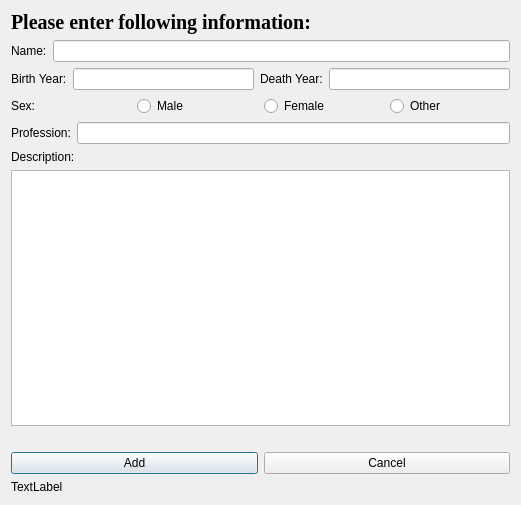
HKH515/VLN56, file add_persons.ui: the form before one commit.
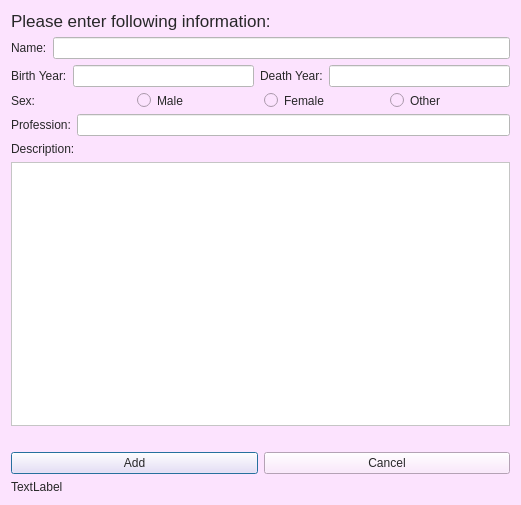
The form after the commit. Icons and pictures are not drawn.

Diff of the .ui file:
```diff
--- a/add_persons.ui
+++ b/add_persons.ui
@@ -17,17 +17,25 @@
    <iconset resource="resources.qrc">
     <normaloff>:/icons/images/add_user.png</normaloff>:/icons/images/add_user.png</iconset>
   </property>
+  <property name="styleSheet">
+   <string notr="true">background-color: #FCE3FE;
+color: #272728;</string>
+  </property>
   <layout class="QVBoxLayout" name="verticalLayout">
    <item>
     <widget class="QLabel" name="add_scientist">
      <property name="font">
       <font>
-       <family>Georgia</family>
-       <pointsize>15</pointsize>
-       <weight>75</weight>
-       <bold>true</bold>
+       <family>Lucida Grande</family>
+       <pointsize>13</pointsize>
+       <weight>50</weight>
+       <italic>false</italic>
+       <bold>false</bold>
       </font>
      </property>
+     <property name="styleSheet">
+      <string notr="true">font: 13pt &quot;Lucida Grande&quot;;</string>
+     </property>
      <property name="text">
       <string>Please enter following information:</string>
      </property>
@@ -43,7 +51,11 @@
       </widget>
      </item>
      <item>
-      <widget class="QLineEdit" name="name_input"/>
+      <widget class="QLineEdit" name="name_input">
+       <property name="styleSheet">
+        <string notr="true">background-color:#ffffff;</string>
+       </property>
+      </widget>
      </item>
     </layout>
    </item>
@@ -57,7 +69,12 @@
       </widget>
      </item>
      <item>
-      <widget class="QLineEdit" name="birth_year_input"/>
+      <widget class="QLineEdit" name="birth_year_input">
+       <property name="styleSheet">
+        <string notr="true">background-color:#ffffff;
+</string>
+       </property>
+      </widget>
      </item>
      <item>
       <widget class="QLabel" name="death_year">
@@ -67,7 +84,11 @@
       </widget>
      </item>
      <item>
-      <widget class="QLineEdit" name="death_year_input"/>
+      <widget class="QLineEdit" name="death_year_input">
+       <property name="styleSheet">
+        <string notr="true">background-color:#ffffff;</string>
+       </property>
+      </widget>
      </item>
     </layout>
    </item>
@@ -82,6 +103,10 @@
      </item>
      <item>
       <widget class="QRadioButton" name="radiobutton_male">
+       <property name="styleSheet">
+        <string notr="true">QRadioButton::indicator::checked{ border: 2px solid darkgray; border-radius: 6px; background-color:#D562FB ; width: 10px; height: 10px; margin-left:10px;}
+</string>
+       </property>
        <property name="text">
         <string>Male</string>
        </property>
@@ -89,6 +114,10 @@
      </item>
      <item>
       <widget class="QRadioButton" name="radiobutton_female">
+       <property name="styleSheet">
+        <string notr="true">QRadioButton::indicator::checked{ border: 2px solid darkgray; border-radius: 6px; background-color:#D562FB ; width: 10px; height: 10px; margin-left:10px;}
+</string>
+       </property>
        <property name="text">
         <string>Female</string>
        </property>
@@ -96,6 +125,10 @@
      </item>
      <item>
       <widget class="QRadioButton" name="radiobutton_other">
+       <property name="styleSheet">
+        <string notr="true">QRadioButton::indicator::checked{ border: 2px solid darkgray; border-radius: 6px; background-color:#D562FB ; width: 10px; height: 10px; margin-left:10px;}
+</string>
+       </property>
        <property name="text">
         <string>Other</string>
        </property>
@@ -113,7 +146,12 @@
       </widget>
      </item>
      <item>
-      <widget class="QLineEdit" name="profession_input"/>
+      <widget class="QLineEdit" name="profession_input">
+       <property name="styleSheet">
+        <string notr="true">background-color:#ffffff;
+</string>
+       </property>
+      </widget>
      </item>
     </layout>
    </item>
@@ -125,7 +163,11 @@
     </widget>
    </item>
    <item>
-    <widget class="QTextEdit" name="description_input"/>
+    <widget class="QTextEdit" name="description_input">
+     <property name="styleSheet">
+      <string notr="true">background-color:#ffffff;</string>
+     </property>
+    </widget>
    </item>
    <item>
     <layout class="QHBoxLayout" name="horizontalLayout_5">
```
